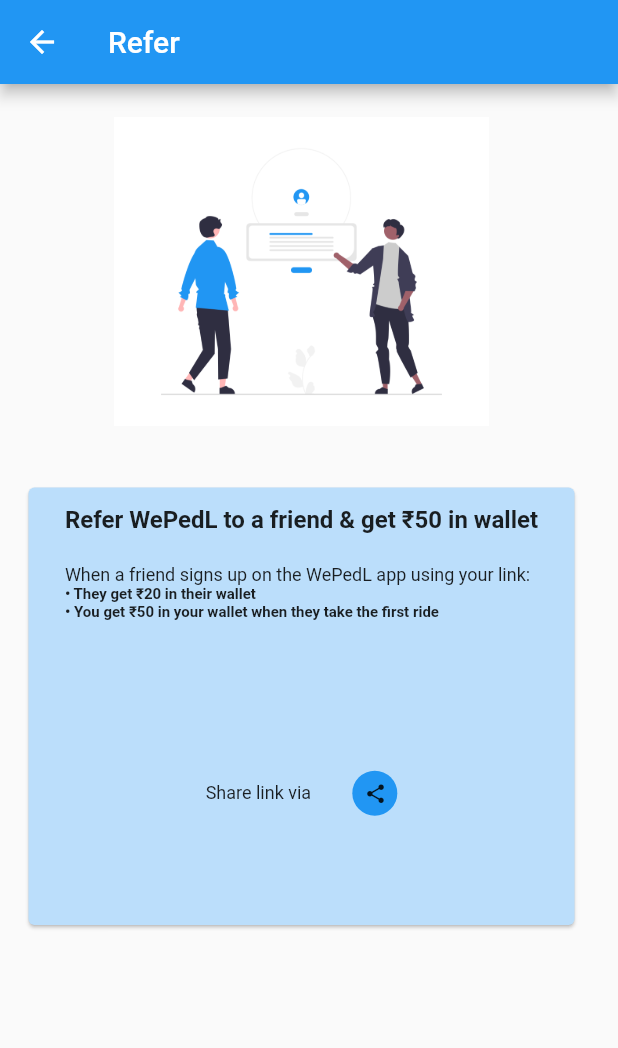
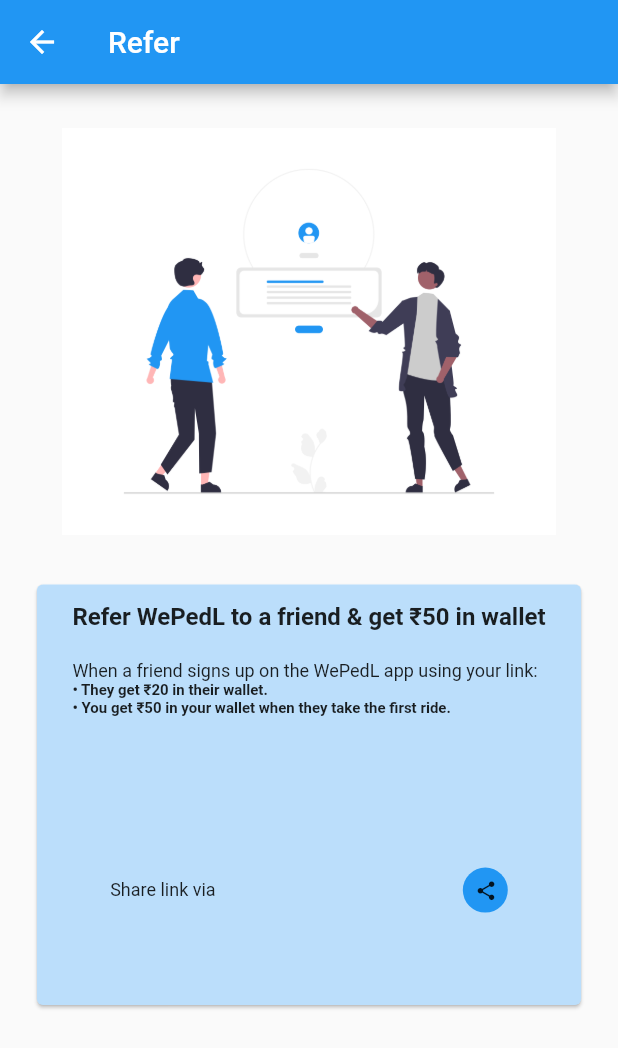
Before and after one commit to Mayuresh-G-Mhatre/public-bicycle-sharing-2, a Flutter app: the ReferScreen screen opened directly, on a phone screen of 412 x 824 dp. Shown: the top 1048 px of the screen. Run offline on Flutter 3.47's test engine with Material 2 defaults, Android fonts, the phone set to English and light mode, and no system bars; our stand-ins replace animated_text_kit, lottie, otp_text_field, salomon_bottom_bar, share_plus, shared_preferences and 1 more; accounts and stored records are empty.

Commit message:
resized refer screen to be adaptive

```diff
--- a/lib/main.dart
+++ b/lib/main.dart
@@ -15,7 +15,7 @@ class MyApp extends StatelessWidget {
         primarySwatch: Colors.blue, // hex - #2196F3
       ),
       home: const SplashScreen(),
-      // home: const RegistrationScreen(phoneNumber: '1234567890'), // for testing
+      // home: const ReferScreen(), // for testing
     );
   }
 }
--- a/lib/screens/refer/refer.dart
+++ b/lib/screens/refer/refer.dart
@@ -9,27 +9,35 @@ class ReferScreen extends StatefulWidget {
 }
 
 class _ReferScreenState extends State<ReferScreen> {
+  late double width;
+  late double height;
   String message =
       'Hey! I am gifting you \u{20B9}20 for your first WePedL ride. Enjoy!\nhttps://wepedl.page.link/CYAfu341CWybskBR9';
   @override
   Widget build(BuildContext context) {
+    width = MediaQuery.of(context).size.width;
+    height = MediaQuery.of(context).size.height;
     return Scaffold(
       appBar: AppBar(
         title: const Text('Refer'),
       ),
       body: Column(
         mainAxisAlignment: MainAxisAlignment.start,
+        crossAxisAlignment: CrossAxisAlignment.center,
         children: [
-          const Image(
-            width: 250,
-            height: 250,
-            image: AssetImage('assets/refer.png'),
+          Center(
+            child: SizedBox(
+              width: width * 0.8,
+              height: height * 0.4,
+              child: const Image(
+                image: AssetImage('assets/refer.png'),
+              ),
+            ),
           ),
-          // const SizedBox(height: 5.0),
-          Container(
-            padding: const EdgeInsets.all(15.0),
-            width: MediaQuery.of(context).size.width - 10,
-            height: MediaQuery.of(context).size.height / 2.5,
+          SizedBox(
+            // color: Colors.red,
+            width: width * 0.9,
+            height: height * 0.35,
             child: Card(
               color: Colors.blue[100],
               child: Column(
@@ -38,7 +46,7 @@ class _ReferScreenState extends State<ReferScreen> {
                   Padding(
                     padding: const EdgeInsets.all(12.0),
                     child: SizedBox(
-                      height: MediaQuery.of(context).size.height / 5,
+                      height: height * 0.2,
                       child: Column(
                         crossAxisAlignment: CrossAxisAlignment.start,
                         // ignore: prefer_const_literals_to_create_immutables
@@ -56,14 +64,14 @@ class _ReferScreenState extends State<ReferScreen> {
                             style: TextStyle(fontSize: 12.0),
                           ),
                           const Text(
-                            '\u{2022} They get \u{20B9}20 in their wallet',
+                            '\u{2022} They get \u{20B9}20 in their wallet.',
                             style: TextStyle(
                               fontWeight: FontWeight.bold,
                               fontSize: 10.0,
                             ),
                           ),
                           const Text(
-                            '\u{2022} You get \u{20B9}50 in your wallet when they take the first ride',
+                            '\u{2022} You get \u{20B9}50 in your wallet when they take the first ride.',
                             style: TextStyle(
                               fontWeight: FontWeight.bold,
                               fontSize: 10.0,
@@ -80,7 +88,7 @@ class _ReferScreenState extends State<ReferScreen> {
                         'Share link via',
                         style: TextStyle(fontSize: 12.0),
                       ),
-                      SizedBox(width: MediaQuery.of(context).size.width / 15),
+                      SizedBox(width: width * 0.4),
                       Container(
                         height: 30,
                         width: 30,
```
